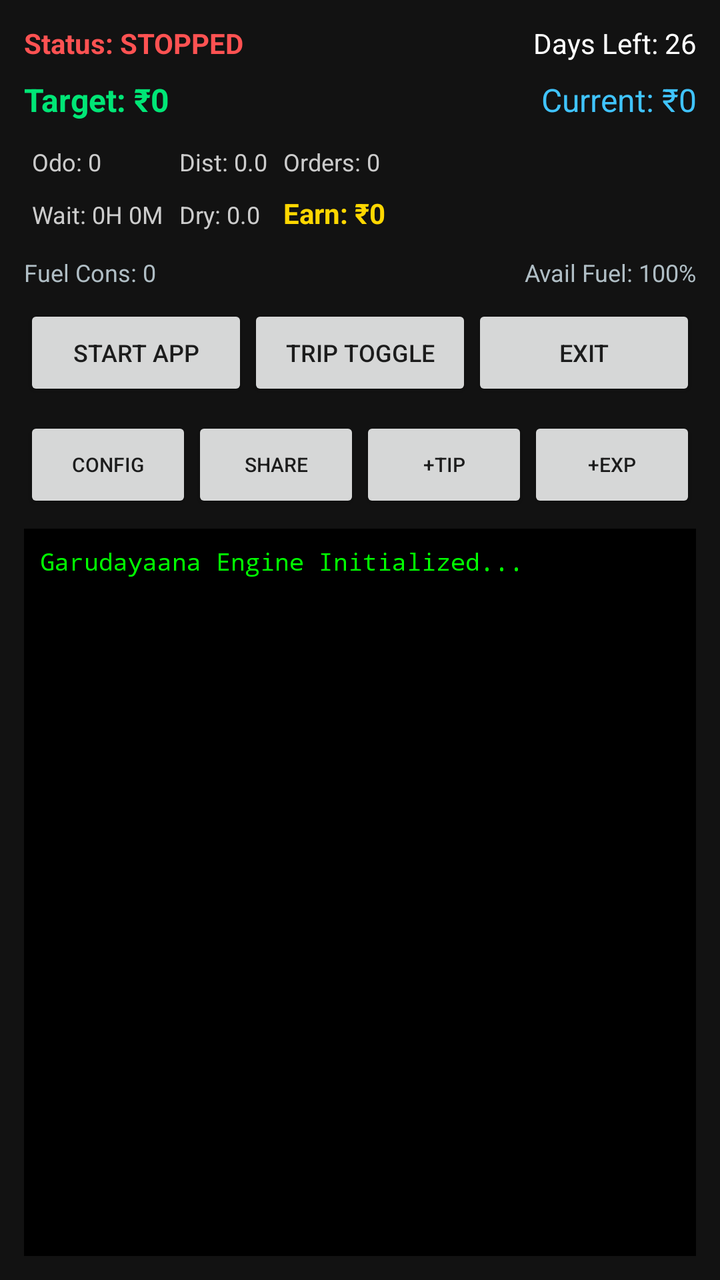
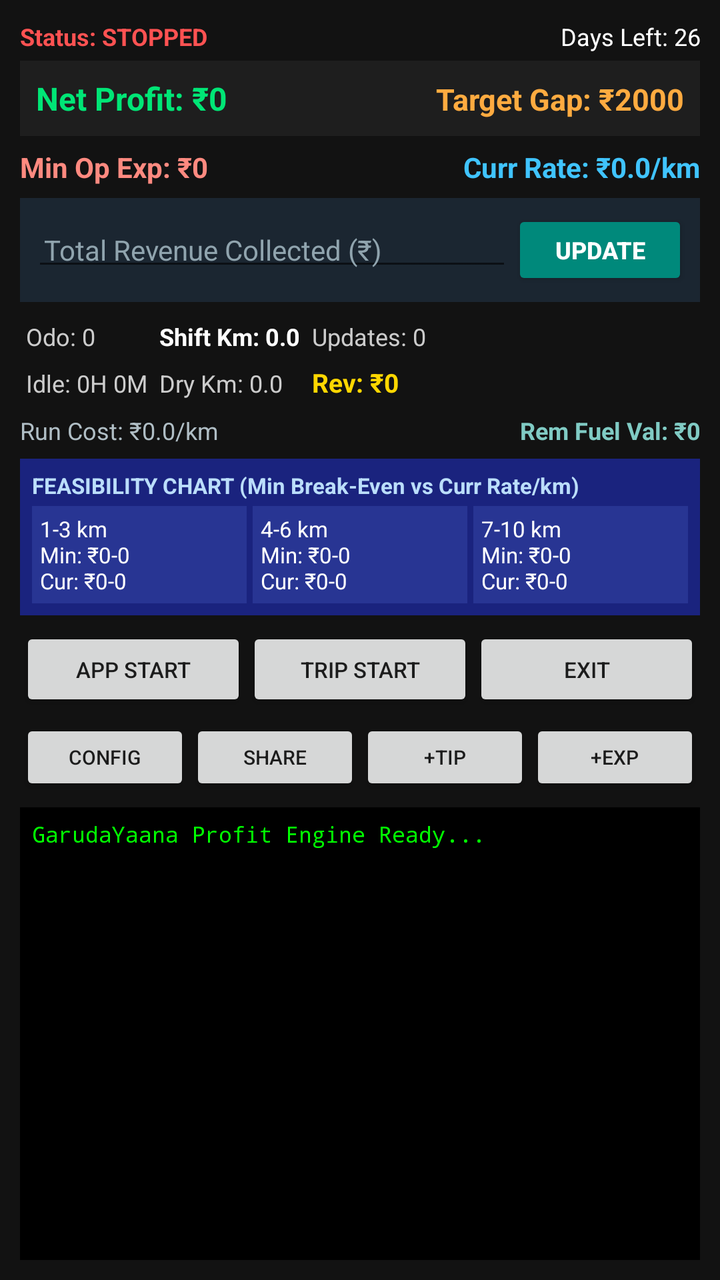

Before-and-after screenshots of an Android layout around one commit, followed by the original layout XML and the change that was made.
<!-- AndroidManifest.xml: application theme Theme.AppCompat.Light.DarkActionBar -->
<!-- res/layout/activity_main.xml -->
<?xml version="1.0" encoding="utf-8"?>
<LinearLayout xmlns:android="http://schemas.android.com/apk/res/android"
    android:layout_width="match_parent"
    android:layout_height="match_parent"
    android:orientation="vertical"
    android:background="#121212"
    android:padding="12dp"
    android:fitsSystemWindows="true"
    >

    
    <LinearLayout
        android:layout_width="match_parent"
        android:layout_height="wrap_content"
        android:orientation="horizontal"
        android:weightSum="2"
        android:paddingBottom="8dp">

        <TextView
            android:id="@+id/tvVehicleStatus"
            android:layout_width="0dp"
            android:layout_height="wrap_content"
            android:layout_weight="1"
            android:text="Status: STOPPED"
            android:textColor="#FF5252"
            android:textSize="14sp"
            android:textStyle="bold" />

        <TextView
            android:id="@+id/tvDaysLeft"
            android:layout_width="0dp"
            android:layout_height="wrap_content"
            android:layout_weight="1"
            android:text="Days Left: 26"
            android:textColor="#FFFFFF"
            android:gravity="end"
            android:textSize="14sp" />
    </LinearLayout>

    
    <LinearLayout
        android:layout_width="match_parent"
        android:layout_height="wrap_content"
        android:orientation="horizontal"
        android:weightSum="2"
        android:paddingBottom="8dp">

        <TextView
            android:id="@+id/tvMinReqAvg"
            android:layout_width="0dp"
            android:layout_height="wrap_content"
            android:layout_weight="1"
            android:text="Target: ₹0"
            android:textColor="#00E676"
            android:textSize="16sp"
            android:textStyle="bold" />

        <TextView
            android:id="@+id/tvCurrentAvg"
            android:layout_width="0dp"
            android:layout_height="wrap_content"
            android:layout_weight="1"
            android:text="Current: ₹0"
            android:textColor="#40C4FF"
            android:gravity="end"
            android:textSize="16sp" />
    </LinearLayout>

    
    <GridLayout
        android:layout_width="match_parent"
        android:layout_height="wrap_content"
        android:columnCount="3"
        android:alignmentMode="alignMargins"
        android:columnOrderPreserved="false"
        android:paddingBottom="8dp">

        <TextView android:id="@+id/tvOdoMeter" android:text="Odo: 0" android:textColor="#CCCCCC" android:textSize="12sp" android:padding="4dp"/>
        <TextView android:id="@+id/tvTotalDist" android:text="Dist: 0.0" android:textColor="#CCCCCC" android:textSize="12sp" android:padding="4dp"/>
        <TextView android:id="@+id/tvOrdersToday" android:text="Orders: 0" android:textColor="#CCCCCC" android:textSize="12sp" android:padding="4dp"/>
        <TextView android:id="@+id/tvWaitTime" android:text="Wait: 0H 0M" android:textColor="#CCCCCC" android:textSize="12sp" android:padding="4dp"/>
        <TextView android:id="@+id/tvDryRun" android:text="Dry: 0.0" android:textColor="#CCCCCC" android:textSize="12sp" android:padding="4dp"/>
        <TextView android:id="@+id/tvEarnings" android:text="Earn: ₹0" android:textColor="#FFD700" android:textSize="14sp" android:textStyle="bold" android:padding="4dp"/>
    </GridLayout>

    
    <LinearLayout
        android:layout_width="match_parent"
        android:layout_height="wrap_content"
        android:orientation="horizontal"
        android:weightSum="2"
        android:paddingBottom="8dp">
        <TextView android:id="@+id/tvAvgFuelCons" android:layout_width="0dp" android:layout_height="wrap_content" android:layout_weight="1" android:text="Fuel Cons: 0" android:textColor="#B0BEC5" android:textSize="12sp"/>
        <TextView android:id="@+id/tvAvailFuel" android:layout_width="0dp" android:layout_height="wrap_content" android:layout_weight="1" android:text="Avail Fuel: 100%" android:textColor="#B0BEC5" android:gravity="end" android:textSize="12sp"/>
    </LinearLayout>

    
    <LinearLayout
        android:layout_width="match_parent"
        android:layout_height="wrap_content"
        android:orientation="horizontal"
        android:weightSum="3"
        android:paddingBottom="8dp">

        <Button
            android:id="@+id/btnAppToggle"
            android:layout_width="0dp"
            android:layout_height="wrap_content"
            android:layout_weight="1"
            android:text="Start App"
            android:textSize="12sp"/>

        <Button
            android:id="@+id/btnTripToggle"
            android:layout_width="0dp"
            android:layout_height="wrap_content"
            android:layout_weight="1"
            android:text="Trip Toggle"
            android:textSize="12sp"/>

        <Button
            android:id="@+id/btnExitApp"
            android:layout_width="0dp"
            android:layout_height="wrap_content"
            android:layout_weight="1"
            android:text="Exit"
            android:textSize="12sp"/>
    </LinearLayout>

    
    <LinearLayout
        android:layout_width="match_parent"
        android:layout_height="wrap_content"
        android:orientation="horizontal"
        android:weightSum="4"
        android:paddingBottom="8dp">

        <Button android:id="@+id/btnVehicleConfig" android:layout_width="0dp" android:layout_height="wrap_content" android:layout_weight="1" android:text="Config" android:textSize="10sp"/>
        <Button android:id="@+id/btnShareCSV" android:layout_width="0dp" android:layout_height="wrap_content" android:layout_weight="1" android:text="Share" android:textSize="10sp"/>
        <Button android:id="@+id/btnTips" android:layout_width="0dp" android:layout_height="wrap_content" android:layout_weight="1" android:text="+Tip" android:textSize="10sp"/>
        <Button android:id="@+id/btnExpense" android:layout_width="0dp" android:layout_height="wrap_content" android:layout_weight="1" android:text="+Exp" android:textSize="10sp"/>
    </LinearLayout>

    
    <ScrollView
        android:id="@+id/svTerminal"
        android:layout_width="match_parent"
        android:layout_height="0dp"
        android:layout_weight="1"
        android:background="#000000"
        android:padding="8dp">

        <LinearLayout
            android:layout_width="match_parent"
            android:layout_height="wrap_content"
            android:orientation="vertical">

            <TextView
                android:id="@+id/tvTerminalLog"
                android:layout_width="match_parent"
                android:layout_height="wrap_content"
                android:text="Garudayaana Engine Initialized..."
                android:textColor="#00FF00"
                android:textSize="12sp"
                android:fontFamily="monospace"/>

            
            <TextView
                android:id="@+id/tvTrainData"
                android:layout_width="match_parent"
                android:layout_height="wrap_content"
                android:text=""
                android:textColor="#FFEB3B"
                android:textSize="12sp"
                android:fontFamily="monospace"/>
        </LinearLayout>
    </ScrollView>

</LinearLayout>
<!-- resources referenced by this layout -->
<resources>

</resources>

<!-- the commit's change to res/layout/activity_main.xml (unified diff, before → after) -->
@@ -4,9 +4,8 @@
     android:layout_height="match_parent"
     android:orientation="vertical"
     android:background="#121212"
-    android:padding="12dp"
-    android:fitsSystemWindows="true"
-    >
+    android:padding="10dp"
+    android:fitsSystemWindows="true">
 
     
     <LinearLayout
@@ -14,56 +13,123 @@
         android:layout_height="wrap_content"
         android:orientation="horizontal"
         android:weightSum="2"
-        android:paddingBottom="8dp">
+        android:paddingBottom="4dp">
 
         <TextView
             android:id="@+id/tvVehicleStatus"
             android:layout_width="0dp"
             android:layout_height="wrap_content"
-            android:layout_weight="1"
+            android:layout_weight="1.35"
             android:text="Status: STOPPED"
             android:textColor="#FF5252"
-            android:textSize="14sp"
+            android:textSize="12sp"
             android:textStyle="bold" />
 
         <TextView
             android:id="@+id/tvDaysLeft"
             android:layout_width="0dp"
             android:layout_height="wrap_content"
-            android:layout_weight="1"
+            android:layout_weight="0.65"
             android:text="Days Left: 26"
             android:textColor="#FFFFFF"
             android:gravity="end"
-            android:textSize="14sp" />
-    </LinearLayout>
-
-    
-    <LinearLayout
-        android:layout_width="match_parent"
-        android:layout_height="wrap_content"
-        android:orientation="horizontal"
-        android:weightSum="2"
-        android:paddingBottom="8dp">
-
-        <TextView
-            android:id="@+id/tvMinReqAvg"
-            android:layout_width="0dp"
-            android:layout_height="wrap_content"
-            android:layout_weight="1"
-            android:text="Target: ₹0"
+            android:textSize="12sp" />
+    </LinearLayout>
+
+    
+    <LinearLayout
+        android:layout_width="match_parent"
+        android:layout_height="wrap_content"
+        android:orientation="horizontal"
+        android:background="#1E1E1E"
+        android:padding="8dp"
+        android:layout_marginBottom="6dp"
+        android:weightSum="2">
+
+        <TextView
+            android:id="@+id/tvLiveNetProfit"
+            android:layout_width="0dp"
+            android:layout_height="wrap_content"
+            android:layout_weight="1"
+            android:text="Net Profit: ₹0"
             android:textColor="#00E676"
             android:textSize="16sp"
             android:textStyle="bold" />
 
         <TextView
+            android:id="@+id/tvTargetGap"
+            android:layout_width="0dp"
+            android:layout_height="wrap_content"
+            android:layout_weight="1"
+            android:text="Target Gap: ₹2000"
+            android:textColor="#FFAB40"
+            android:gravity="end"
+            android:textSize="15sp"
+            android:textStyle="bold" />
+    </LinearLayout>
+
+    
+    <LinearLayout
+        android:layout_width="match_parent"
+        android:layout_height="wrap_content"
+        android:orientation="horizontal"
+        android:weightSum="2"
+        android:paddingBottom="6dp">
+
+        <TextView
+            android:id="@+id/tvMinReqAvg"
+            android:layout_width="0dp"
+            android:layout_height="wrap_content"
+            android:layout_weight="1"
+            android:text="Min Op Exp: ₹0"
+            android:textColor="#FF8A80"
+            android:textSize="14sp"
+            android:textStyle="bold" />
+
+        <TextView
             android:id="@+id/tvCurrentAvg"
             android:layout_width="0dp"
             android:layout_height="wrap_content"
             android:layout_weight="1"
-            android:text="Current: ₹0"
+            android:text="Curr Rate: ₹0.0/km"
             android:textColor="#40C4FF"
             android:gravity="end"
-            android:textSize="16sp" />
+            android:textSize="14sp"
+            android:textStyle="bold" />
+    </LinearLayout>
+
+    
+    <LinearLayout
+        android:layout_width="match_parent"
+        android:layout_height="wrap_content"
+        android:orientation="horizontal"
+        android:background="#1B2631"
+        android:padding="6dp"
+        android:layout_marginBottom="6dp"
+        android:gravity="center_vertical">
+
+        <EditText
+            android:id="@+id/etTotalRevenueInput"
+            android:layout_width="0dp"
+            android:layout_height="wrap_content"
+            android:layout_weight="1"
+            android:hint="Total Revenue Collected (₹)"
+            android:textColorHint="#90A4AE"
+            android:textColor="#FFD700"
+            android:textSize="14sp"
+            android:inputType="numberDecimal"
+            android:singleLine="true"
+            android:padding="6dp" />
+
+        <Button
+            android:id="@+id/btnUpdateRevenue"
+            android:layout_width="wrap_content"
+            android:layout_height="40dp"
+            android:text="Update"
+            android:textSize="12sp"
+            android:textStyle="bold"
+            android:backgroundTint="#00897B"
+            android:textColor="#FFFFFF" />
     </LinearLayout>
 
     
@@ -73,14 +139,14 @@
         android:columnCount="3"
         android:alignmentMode="alignMargins"
         android:columnOrderPreserved="false"
-        android:paddingBottom="8dp">
-
-        <TextView android:id="@+id/tvOdoMeter" android:text="Odo: 0" android:textColor="#CCCCCC" android:textSize="12sp" android:padding="4dp"/>
-        <TextView android:id="@+id/tvTotalDist" android:text="Dist: 0.0" android:textColor="#CCCCCC" android:textSize="12sp" android:padding="4dp"/>
-        <TextView android:id="@+id/tvOrdersToday" android:text="Orders: 0" android:textColor="#CCCCCC" android:textSize="12sp" android:padding="4dp"/>
-        <TextView android:id="@+id/tvWaitTime" android:text="Wait: 0H 0M" android:textColor="#CCCCCC" android:textSize="12sp" android:padding="4dp"/>
-        <TextView android:id="@+id/tvDryRun" android:text="Dry: 0.0" android:textColor="#CCCCCC" android:textSize="12sp" android:padding="4dp"/>
-        <TextView android:id="@+id/tvEarnings" android:text="Earn: ₹0" android:textColor="#FFD700" android:textSize="14sp" android:textStyle="bold" android:padding="4dp"/>
+        android:paddingBottom="4dp">
+
+        <TextView android:id="@+id/tvOdoMeter" android:text="Odo: 0" android:textColor="#CCCCCC" android:textSize="12sp" android:padding="3dp"/>
+        <TextView android:id="@+id/tvTotalDist" android:text="Shift Km: 0.0" android:textColor="#FFFFFF" android:textStyle="bold" android:textSize="12sp" android:padding="3dp"/>
+        <TextView android:id="@+id/tvOrdersToday" android:text="Updates: 0" android:textColor="#CCCCCC" android:textSize="12sp" android:padding="3dp"/>
+        <TextView android:id="@+id/tvWaitTime" android:text="Idle: 0H 0M" android:textColor="#CCCCCC" android:textSize="12sp" android:padding="3dp"/>
+        <TextView android:id="@+id/tvDryRun" android:text="Dry Km: 0.0" android:textColor="#CCCCCC" android:textSize="12sp" android:padding="3dp"/>
+        <TextView android:id="@+id/tvEarnings" android:text="Rev: ₹0" android:textColor="#FFD700" android:textSize="13sp" android:textStyle="bold" android:padding="3dp"/>
     </GridLayout>
 
     
@@ -89,9 +155,70 @@
         android:layout_height="wrap_content"
         android:orientation="horizontal"
         android:weightSum="2"
-        android:paddingBottom="8dp">
-        <TextView android:id="@+id/tvAvgFuelCons" android:layout_width="0dp" android:layout_height="wrap_content" android:layout_weight="1" android:text="Fuel Cons: 0" android:textColor="#B0BEC5" android:textSize="12sp"/>
-        <TextView android:id="@+id/tvAvailFuel" android:layout_width="0dp" android:layout_height="wrap_content" android:layout_weight="1" android:text="Avail Fuel: 100%" android:textColor="#B0BEC5" android:gravity="end" android:textSize="12sp"/>
+        android:paddingBottom="6dp">
+        <TextView android:id="@+id/tvAvgFuelCons" android:layout_width="0dp" android:layout_height="wrap_content" android:layout_weight="1" android:text="Run Cost: ₹0.0/km" android:textColor="#B0BEC5" android:textSize="12sp"/>
+        <TextView android:id="@+id/tvAvailFuel" android:layout_width="0dp" android:layout_height="wrap_content" android:layout_weight="1" android:text="Rem Fuel Val: ₹0" android:textColor="#80CBC4" android:textStyle="bold" android:gravity="end" android:textSize="12sp"/>
+    </LinearLayout>
+
+    
+    <LinearLayout
+        android:layout_width="match_parent"
+        android:layout_height="wrap_content"
+        android:orientation="vertical"
+        android:background="#1A237E"
+        android:padding="6dp"
+        android:layout_marginBottom="6dp">
+
+        <TextView
+            android:layout_width="match_parent"
+            android:layout_height="wrap_content"
+            android:text="FEASIBILITY CHART (Min Break-Even vs Curr Rate/km)"
+            android:textColor="#BBDEFB"
+            android:textSize="11sp"
+            android:textStyle="bold"
+            android:paddingBottom="3dp" />
+
+        <LinearLayout
+            android:layout_width="match_parent"
+            android:layout_height="wrap_content"
+            android:orientation="horizontal"
+            android:weightSum="3">
+
+            <TextView
+                android:id="@+id/tvRange1to3"
+                android:layout_width="0dp"
+                android:layout_height="wrap_content"
+                android:layout_weight="1"
+                android:text="1-3 km\nMin: ₹0-0\nCur: ₹0-0"
+                android:textColor="#FFFFFF"
+                android:textSize="11sp"
+                android:background="#283593"
+                android:padding="4dp"
+                android:layout_marginEnd="3dp" />
+
+            <TextView
+                android:id="@+id/tvRange4to6"
+                android:layout_width="0dp"
+                android:layout_height="wrap_content"
+                android:layout_weight="1"
+                android:text="4-6 km\nMin: ₹0-0\nCur: ₹0-0"
+                android:textColor="#FFFFFF"
+                android:textSize="11sp"
+                android:background="#283593"
+                android:padding="4dp"
+                android:layout_marginEnd="3dp" />
+
+            <TextView
+                android:id="@+id/tvRange7to10"
+                android:layout_width="0dp"
+                android:layout_height="wrap_content"
+                android:layout_weight="1"
+                android:text="7-10 km\nMin: ₹0-0\nCur: ₹0-0"
+                android:textColor="#FFFFFF"
+                android:textSize="11sp"
+                android:background="#283593"
+                android:padding="4dp" />
+        </LinearLayout>
     </LinearLayout>
 
     
@@ -100,31 +227,31 @@
         android:layout_height="wrap_content"
         android:orientation="horizontal"
         android:weightSum="3"
-        android:paddingBottom="8dp">
+        android:paddingBottom="4dp">
 
         <Button
             android:id="@+id/btnAppToggle"
             android:layout_width="0dp"
-            android:layout_height="wrap_content"
-            android:layout_weight="1"
-            android:text="Start App"
-            android:textSize="12sp"/>
+            android:layout_height="42dp"
+            android:layout_weight="1"
+            android:text="App Start"
+            android:textSize="11sp"/>
 
         <Button
             android:id="@+id/btnTripToggle"
             android:layout_width="0dp"
-            android:layout_height="wrap_content"
-            android:layout_weight="1"
-            android:text="Trip Toggle"
-            android:textSize="12sp"/>
+            android:layout_height="42dp"
+            android:layout_weight="1"
+            android:text="Trip Start"
+            android:textSize="11sp"/>
 
         <Button
             android:id="@+id/btnExitApp"
             android:layout_width="0dp"
-            android:layout_height="wrap_content"
+            android:layout_height="42dp"
             android:layout_weight="1"
             android:text="Exit"
-            android:textSize="12sp"/>
+            android:textSize="11sp"/>
     </LinearLayout>
 
     
@@ -133,12 +260,12 @@
         android:layout_height="wrap_content"
         android:orientation="horizontal"
         android:weightSum="4"
-        android:paddingBottom="8dp">
-
-        <Button android:id="@+id/btnVehicleConfig" android:layout_width="0dp" android:layout_height="wrap_content" android:layout_weight="1" android:text="Config" android:textSize="10sp"/>
-        <Button android:id="@+id/btnShareCSV" android:layout_width="0dp" android:layout_height="wrap_content" android:layout_weight="1" android:text="Share" android:textSize="10sp"/>
-        <Button android:id="@+id/btnTips" android:layout_width="0dp" android:layout_height="wrap_content" android:layout_weight="1" android:text="+Tip" android:textSize="10sp"/>
-        <Button android:id="@+id/btnExpense" android:layout_width="0dp" android:layout_height="wrap_content" android:layout_weight="1" android:text="+Exp" android:textSize="10sp"/>
+        android:paddingBottom="6dp">
+
+        <Button android:id="@+id/btnVehicleConfig" android:layout_width="0dp" android:layout_height="38dp" android:layout_weight="1" android:text="Config" android:textSize="10sp"/>
+        <Button android:id="@+id/btnShareCSV" android:layout_width="0dp" android:layout_height="38dp" android:layout_weight="1" android:text="Share" android:textSize="10sp"/>
+        <Button android:id="@+id/btnTips" android:layout_width="0dp" android:layout_height="38dp" android:layout_weight="1" android:text="+Tip" android:textSize="10sp"/>
+        <Button android:id="@+id/btnExpense" android:layout_width="0dp" android:layout_height="38dp" android:layout_weight="1" android:text="+Exp" android:textSize="10sp"/>
     </LinearLayout>
 
     
@@ -148,7 +275,7 @@
         android:layout_height="0dp"
         android:layout_weight="1"
         android:background="#000000"
-        android:padding="8dp">
+        android:padding="6dp">
 
         <LinearLayout
             android:layout_width="match_parent"
@@ -159,19 +286,18 @@
                 android:id="@+id/tvTerminalLog"
                 android:layout_width="match_parent"
                 android:layout_height="wrap_content"
-                android:text="Garudayaana Engine Initialized..."
+                android:text="GarudaYaana Profit Engine Ready..."
                 android:textColor="#00FF00"
-                android:textSize="12sp"
+                android:textSize="11sp"
                 android:fontFamily="monospace"/>
 
-            
             <TextView
                 android:id="@+id/tvTrainData"
                 android:layout_width="match_parent"
                 android:layout_height="wrap_content"
                 android:text=""
                 android:textColor="#FFEB3B"
-                android:textSize="12sp"
+                android:textSize="11sp"
                 android:fontFamily="monospace"/>
         </LinearLayout>
     </ScrollView>
